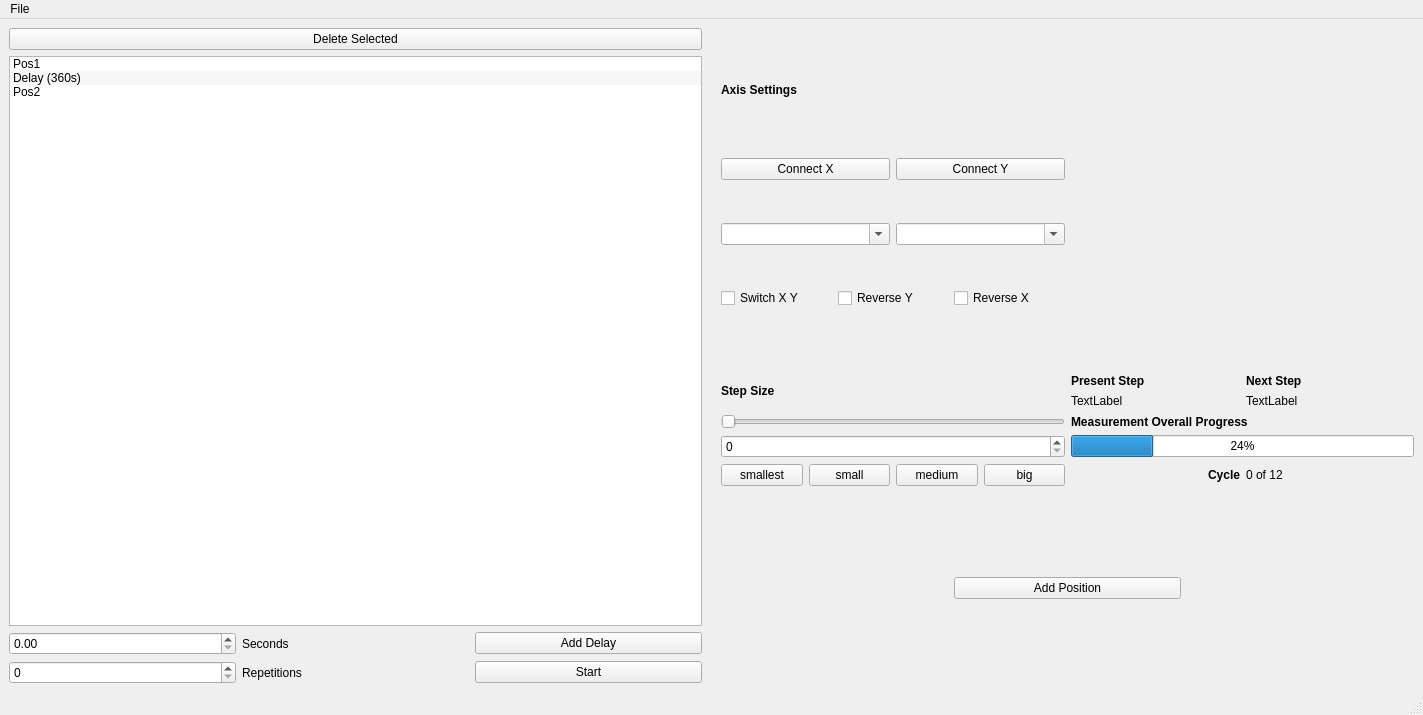
First picture: the form in gui.ui, repository craterghost/ACI, before the edit.
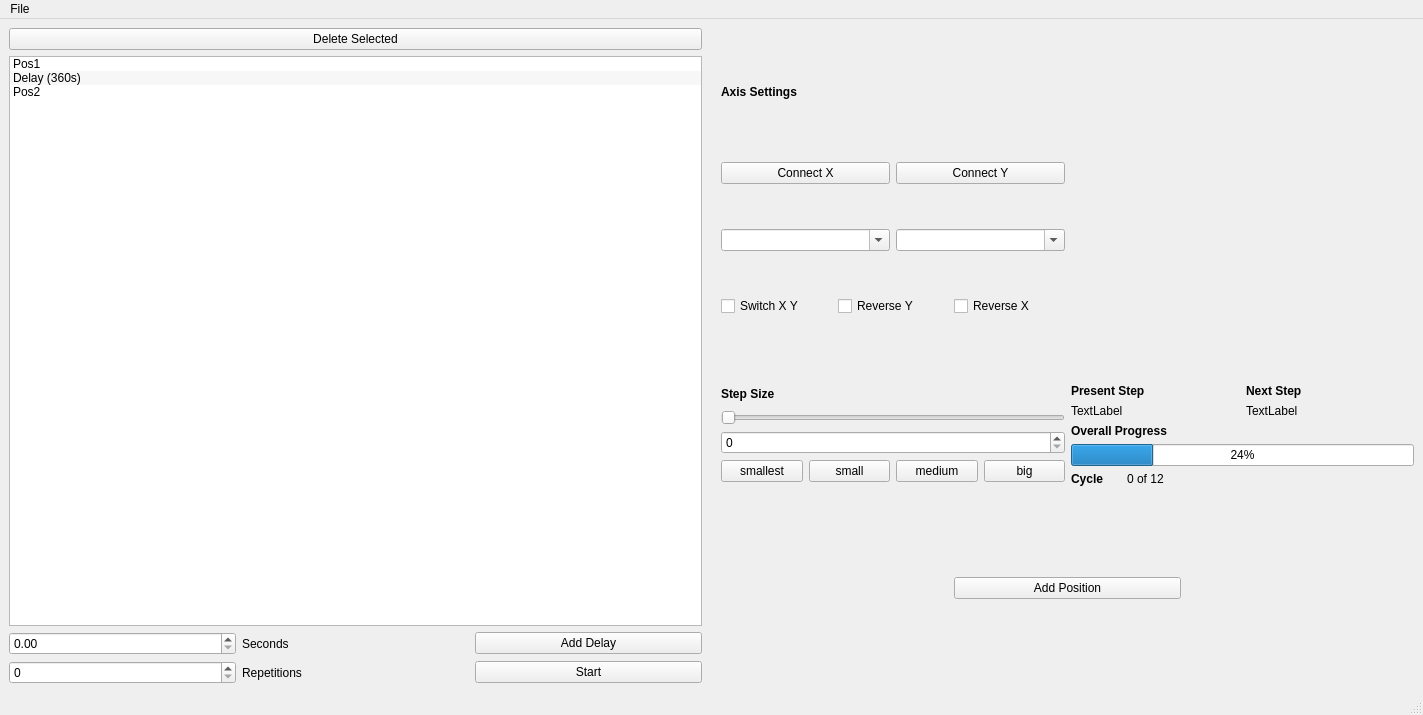
Second picture: the form after the edit. Icons and pictures are not drawn.

```diff
--- a/gui.ui
+++ b/gui.ui
@@ -314,36 +314,9 @@
         <property name="bottomMargin">
          <number>0</number>
         </property>
-        <item row="3" column="1">
-         <widget class="QLabel" name="label_measurement">
-          <property name="maximumSize">
-           <size>
-            <width>16777215</width>
-            <height>20</height>
-           </size>
-          </property>
-          <property name="font">
-           <font>
-            <weight>75</weight>
-            <bold>true</bold>
-           </font>
-          </property>
-          <property name="text">
-           <string>Measurement Overall Progress</string>
-          </property>
-         </widget>
-        </item>
-        <item row="4" column="0">
-         <widget class="QSpinBox" name="step_textbox"/>
-        </item>
-        <item row="3" column="0">
-         <widget class="QSlider" name="step_slider">
-          <property name="orientation">
-           <enum>Qt::Horizontal</enum>
-          </property>
-         </widget>
-        </item>
-        <item row="2" column="1">
+        <item row="4" column="1">
+         <layout class="QVBoxLayout" name="verticalLayout_2">
+          <item>
          <layout class="QGridLayout" name="gridLayout">
           <property name="topMargin">
            <number>0</number>
@@ -414,8 +387,8 @@
           </item>
          </layout>
         </item>
-        <item row="2" column="0">
-         <widget class="QLabel" name="label_step_size">
+          <item>
+           <widget class="QLabel" name="label_measurement">
           <property name="maximumSize">
            <size>
             <width>16777215</width>
@@ -429,47 +402,15 @@
            </font>
           </property>
           <property name="text">
-           <string>Step Size</string>
+             <string>Overall Progress</string>
           </property>
          </widget>
         </item>
-        <item row="5" column="0">
-         <layout class="QHBoxLayout" name="layout_step_sizes">
           <item>
-           <widget class="QPushButton" name="button_smallest">
-            <property name="text">
-             <string>smallest</string>
-            </property>
-           </widget>
-          </item>
-          <item>
-           <widget class="QPushButton" name="button_small">
-            <property name="text">
-             <string>small</string>
-            </property>
-           </widget>
-          </item>
-          <item>
-           <widget class="QPushButton" name="button_medium">
-            <property name="text">
-             <string>medium</string>
-            </property>
-           </widget>
-          </item>
-          <item>
-           <widget class="QPushButton" name="button_big">
-            <property name="text">
-             <string>big</string>
-            </property>
-           </widget>
-          </item>
-         </layout>
-        </item>
-        <item row="4" column="1">
          <widget class="QProgressBar" name="progressBar">
           <property name="minimumSize">
            <size>
-            <width>0</width>
+              <width>300</width>
             <height>0</height>
            </size>
           </property>
@@ -478,10 +419,16 @@
           </property>
          </widget>
         </item>
-        <item row="5" column="1">
+          <item>
          <layout class="QHBoxLayout" name="horizontalLayout_3">
           <item>
            <widget class="QLabel" name="label">
+              <property name="maximumSize">
+               <size>
+                <width>50</width>
+                <height>16777215</height>
+               </size>
+              </property>
             <property name="font">
              <font>
               <weight>75</weight>
@@ -492,7 +439,7 @@
              <string>Cycle</string>
             </property>
             <property name="alignment">
-             <set>Qt::AlignRight|Qt::AlignTrailing|Qt::AlignVCenter</set>
+               <set>Qt::AlignLeading|Qt::AlignLeft|Qt::AlignVCenter</set>
             </property>
            </widget>
           </item>
@@ -508,6 +455,73 @@
              <string>0 of 12</string>
             </property>
            </widget>
+            </item>
+           </layout>
+          </item>
+         </layout>
+        </item>
+        <item row="4" column="0">
+         <layout class="QVBoxLayout" name="verticalLayout_4">
+          <item>
+           <widget class="QLabel" name="label_step_size">
+            <property name="maximumSize">
+             <size>
+              <width>16777215</width>
+              <height>20</height>
+             </size>
+            </property>
+            <property name="font">
+             <font>
+              <weight>75</weight>
+              <bold>true</bold>
+             </font>
+            </property>
+            <property name="text">
+             <string>Step Size</string>
+            </property>
+           </widget>
+          </item>
+          <item>
+           <widget class="QSlider" name="step_slider">
+            <property name="orientation">
+             <enum>Qt::Horizontal</enum>
+            </property>
+           </widget>
+          </item>
+          <item>
+           <widget class="QSpinBox" name="step_textbox"/>
+          </item>
+          <item>
+           <layout class="QHBoxLayout" name="layout_step_sizes">
+            <item>
+             <widget class="QPushButton" name="button_smallest">
+              <property name="text">
+               <string>smallest</string>
+              </property>
+             </widget>
+            </item>
+            <item>
+             <widget class="QPushButton" name="button_small">
+              <property name="text">
+               <string>small</string>
+              </property>
+             </widget>
+            </item>
+            <item>
+             <widget class="QPushButton" name="button_medium">
+              <property name="text">
+               <string>medium</string>
+              </property>
+             </widget>
+            </item>
+            <item>
+             <widget class="QPushButton" name="button_big">
+              <property name="text">
+               <string>big</string>
+              </property>
+             </widget>
+            </item>
+           </layout>
           </item>
          </layout>
         </item>
```
Lines whose indentation alone changed are shown as unchanged.
